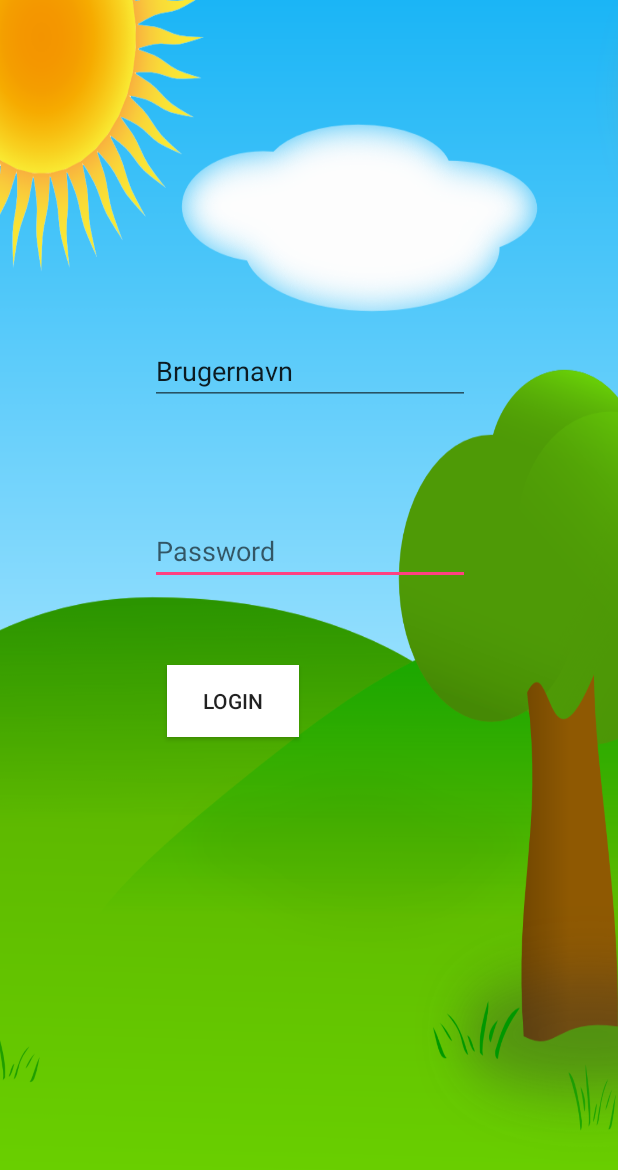
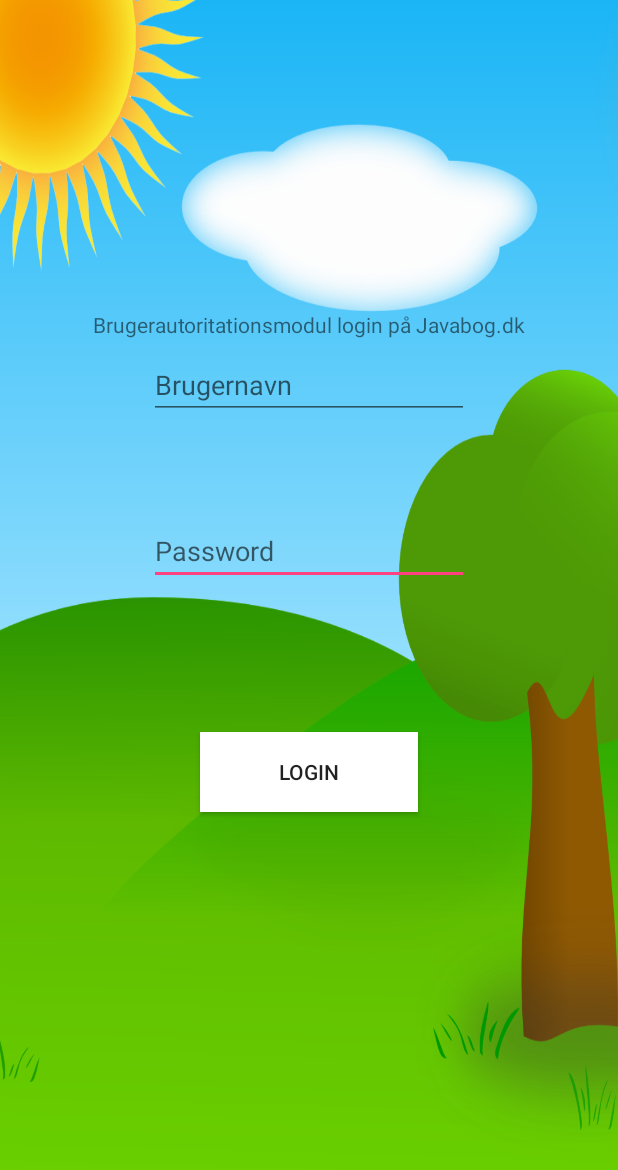
Before and after one commit to piilmann/android-galgeleg-dist, an Android app: the screen it shows after launch (login), after a tap on "LOGIN", on a phone screen of 412 x 824 dp. Shown: the top 1170 px of the screen. Run offline under Robolectric (Android 15) with nearby library versions, the phone set to English and light mode, and no system bars; our stand-ins replace Volley; network calls fail.

Commit message:
login med javabog.dk virker

```diff
--- a/app/build.gradle
+++ b/app/build.gradle
@@ -27,6 +27,7 @@ dependencies {
     compile 'com.android.support:appcompat-v7:26.+'
     compile 'com.android.support.constraint:constraint-layout:1.0.2'
     compile 'com.google.firebase:firebase-database:11.4.2'
+    compile 'com.android.volley:volley:1.1.0'
     testCompile 'junit:junit:4.12'
 }
 
--- a/app/src/main/AndroidManifest.xml
+++ b/app/src/main/AndroidManifest.xml
@@ -19,6 +19,7 @@
                 <category android:name="android.intent.category.LAUNCHER" />
             </intent-filter>
         </activity>
+        <activity android:name=".MainActivity" />
         <activity android:name=".game" />
         <activity android:name=".help" />
         <activity android:name=".highscore" />
--- a/app/src/main/java/com/example/christofferpiilmann/galgeleg/login.java
+++ b/app/src/main/java/com/example/christofferpiilmann/galgeleg/login.java
@@ -2,6 +2,7 @@ package com.example.christofferpiilmann.galgeleg;
 
 import android.content.Intent;
 import android.media.MediaPlayer;
+import android.os.AsyncTask;
 import android.os.Bundle;
 import android.preference.PreferenceManager;
 import android.support.v7.app.AppCompatActivity;
@@ -12,12 +13,23 @@ import android.widget.ImageView;
 import android.widget.ProgressBar;
 import android.widget.TextView;
 
+import com.android.volley.Request;
+import com.android.volley.Response;
+import com.android.volley.VolleyError;
+import com.android.volley.toolbox.JsonObjectRequest;
+
+import org.json.JSONObject;
+
+import java.io.IOException;
+
 /**
  * Created by emilyrasmussen on 03/05/2018.
  */
 
 public class login extends AppCompatActivity implements View.OnClickListener {
 
+    ProgressBar progressBar;
+    TextView statusText;
     EditText user, pass;
     Button login;
 
@@ -25,23 +37,79 @@ public class login extends AppCompatActivity implements View.OnClickListener {
         super.onCreate(savedInstanceState);
         setContentView(R.layout.activity_login);
 
+        progressBar = (ProgressBar) findViewById(R.id.progressBar);
+        statusText = (TextView) findViewById(R.id.statusText);
 
         login = (Button) findViewById(R.id.login);
         login.setOnClickListener(this);
 
 
         // Resources
-
         user = (EditText) findViewById(R.id.user);
         pass = (EditText) findViewById(R.id.pass);
 
 
 }
 
+    public void loginUser(){
+
+        String username = ""+user.getText();
+        String password = ""+pass.getText();
+
+        if(username == ""){
+            username = "null";
+        } else if(password == ""){
+            password = "null";
+        }
+
+        try {
+            String result = galgeLogik.hentUrl("http://ubuntu4.saluton.dk:4482/user/"+username+"/pass/"+password);
+            JSONObject jsonResult = new JSONObject(result);
+
+            Boolean loginStatus = jsonResult.getBoolean("login");
+
+            if(loginStatus == true){
+                Intent i = new Intent(this, MainActivity.class);
+                startActivity(i);
+            } else {
+                statusText.setVisibility(View.VISIBLE);
+                user.setText("");
+                pass.setText("");
+            }
+
+        } catch (Exception e) {
+            e.printStackTrace();
+        }
+    }
+
     @Override
     public void onClick(View view) {
         if (view == login) {
+            progressBar.setVisibility(View.VISIBLE);
+
+            new AsyncTask() {
+                @Override
+                protected Object doInBackground(Object... arg0) {
+                    try {
+                        loginUser();
+                    } catch (Exception e) {
+                        e.printStackTrace();
+                        return "Fejl ved login: "+e;
+                    }
+                    return "Svar fra loginserver modtaget";
+                }
+
+                @Override
+                protected void onPostExecute(Object resultat) {
+                    progressBar.setVisibility(View.INVISIBLE);
+                }
+            }.execute();
+
+
 
         }
+
+
     }
+
 }
--- a/app/src/main/res/layout/activity_login.xml
+++ b/app/src/main/res/layout/activity_login.xml
@@ -1,6 +1,5 @@
 <?xml version="1.0" encoding="utf-8"?>
-<android.support.constraint.ConstraintLayout
-    xmlns:android="http://schemas.android.com/apk/res/android"
+<android.support.constraint.ConstraintLayout xmlns:android="http://schemas.android.com/apk/res/android"
     xmlns:app="http://schemas.android.com/apk/res-auto"
     xmlns:tools="http://schemas.android.com/tools"
     android:layout_width="match_parent"
@@ -9,55 +8,81 @@
 
     <Button
         android:id="@+id/login"
-        android:layout_width="wrap_content"
-        android:layout_height="wrap_content"
-        android:layout_marginBottom="8dp"
+        android:layout_width="145dp"
+        android:layout_height="53dp"
+        android:layout_marginBottom="226dp"
         android:layout_marginEnd="8dp"
         android:layout_marginStart="8dp"
-        android:layout_marginTop="8dp"
+        android:background="#FFFFFF"
         android:text="Login"
-        android:background="#FFFFFF"
         app:layout_constraintBottom_toBottomOf="parent"
-        app:layout_constraintEnd_toEndOf="parent"
-        app:layout_constraintHorizontal_bias="0.335"
-        app:layout_constraintStart_toStartOf="parent"
-        app:layout_constraintTop_toTopOf="parent"
-        app:layout_constraintVertical_bias="0.573" />
+        app:layout_constraintEnd_toEndOf="@+id/pass"
+        app:layout_constraintStart_toStartOf="@+id/pass"
+        app:layout_constraintTop_toBottomOf="@+id/pass" />
 
     <EditText
         android:id="@+id/pass"
         android:layout_width="wrap_content"
         android:layout_height="wrap_content"
-        android:layout_marginBottom="8dp"
-        android:layout_marginEnd="8dp"
-        android:layout_marginStart="8dp"
-        android:layout_marginTop="8dp"
+        android:layout_marginBottom="41dp"
         android:ems="10"
         android:hint="Password"
         android:inputType="textPassword"
-        app:layout_constraintBottom_toBottomOf="parent"
-        app:layout_constraintEnd_toEndOf="parent"
-        app:layout_constraintHorizontal_bias="0.503"
-        app:layout_constraintStart_toStartOf="parent"
-        app:layout_constraintTop_toTopOf="parent"
-        app:layout_constraintVertical_bias="0.441" />
+        app:layout_constraintBottom_toTopOf="@+id/login"
+        app:layout_constraintStart_toStartOf="@+id/user"
+        app:layout_constraintTop_toBottomOf="@+id/user" />
 
     <EditText
         android:id="@+id/user"
         android:layout_width="wrap_content"
         android:layout_height="wrap_content"
         android:layout_marginBottom="8dp"
+        android:layout_marginTop="177dp"
+        android:ems="10"
+        android:hint="Brugernavn"
+        android:inputType="textPersonName"
+        app:layout_constraintBottom_toTopOf="@+id/pass"
+        app:layout_constraintEnd_toEndOf="parent"
+        app:layout_constraintStart_toStartOf="parent"
+        app:layout_constraintTop_toTopOf="parent" />
+
+    <TextView
+        android:id="@+id/textView4"
+        android:layout_width="wrap_content"
+        android:layout_height="wrap_content"
+        android:layout_marginBottom="8dp"
+        android:layout_marginEnd="8dp"
+        android:layout_marginStart="8dp"
+        android:text="Brugerautoritationsmodul login på Javabog.dk"
+        app:layout_constraintBottom_toTopOf="@+id/user"
+        app:layout_constraintEnd_toEndOf="parent"
+        app:layout_constraintStart_toStartOf="parent" />
+
+    <ProgressBar
+        android:id="@+id/progressBar"
+        style="?android:attr/progressBarStyle"
+        android:layout_width="wrap_content"
+        android:layout_height="wrap_content"
+        android:layout_marginStart="8dp"
+        android:layout_marginTop="8dp"
+        android:visibility="invisible"
+        app:layout_constraintBottom_toBottomOf="@+id/login"
+        app:layout_constraintStart_toEndOf="@+id/login"
+        app:layout_constraintTop_toTopOf="@+id/login" />
+
+    <TextView
+        android:id="@+id/statusText"
+        android:layout_width="wrap_content"
+        android:layout_height="wrap_content"
         android:layout_marginEnd="8dp"
         android:layout_marginStart="8dp"
         android:layout_marginTop="8dp"
-        android:ems="10"
-        android:inputType="textPersonName"
-        android:text="Brugernavn"
-        app:layout_constraintBottom_toBottomOf="parent"
+        android:text="Brugernavn/Adgangskode er forkert!"
+        android:textColor="?attr/colorError"
+        android:textSize="18sp"
+        android:visibility="invisible"
         app:layout_constraintEnd_toEndOf="parent"
-        app:layout_constraintHorizontal_bias="0.503"
         app:layout_constraintStart_toStartOf="parent"
-        app:layout_constraintTop_toTopOf="parent"
-        app:layout_constraintVertical_bias="0.284" />
+        app:layout_constraintTop_toBottomOf="@+id/login" />
 
 </android.support.constraint.ConstraintLayout>
```
Also changed, not shown: 2 other files.
